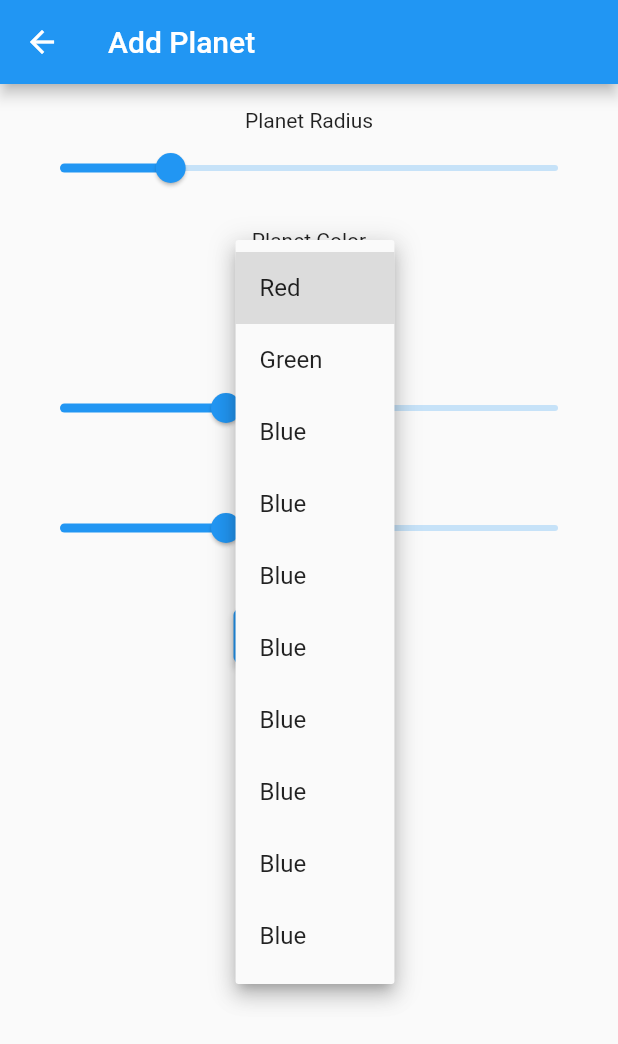
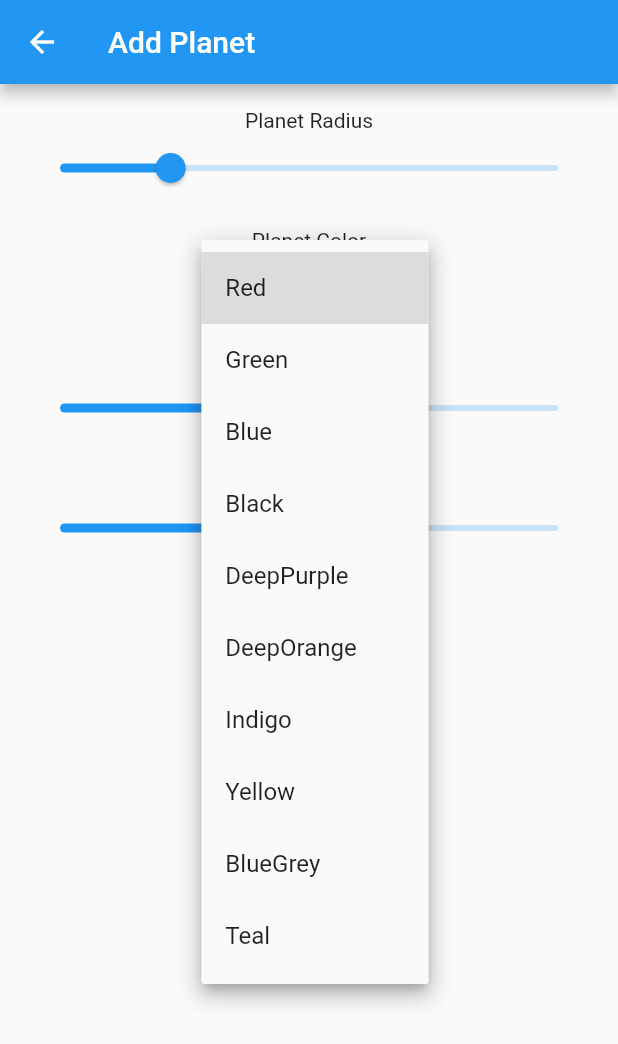
Before and after one commit to sfpavelg/planets_system, a Flutter app: the AddPlanetScreen screen opened directly, after a tap on the "arrow drop down" icon, on a phone screen of 412 x 824 dp. Shown: the top 1044 px of the screen. Run offline on Flutter 3.47's test engine with Material 2 defaults, Android fonts, the phone set to English and light mode, and no system bars.

Commit message:
commit #2 add: Colors

```diff
--- a/lib/data/list_color_options.dart
+++ b/lib/data/list_color_options.dart
@@ -5,12 +5,12 @@ List<ColorOption> colorOptions = [
   ColorOption('Red', Colors.red),
   ColorOption('Green', Colors.green),
   ColorOption('Blue', Colors.blue),
-  ColorOption('Blue', Colors.black),
-  ColorOption('Blue', Colors.deepPurple),
-  ColorOption('Blue', Colors.deepOrange),
-  ColorOption('Blue', Colors.indigo),
-  ColorOption('Blue', Colors.yellow),
-  ColorOption('Blue', Colors.blueGrey),
-  ColorOption('Blue', Colors.teal),
+  ColorOption('Black', Colors.black),
+  ColorOption('DeepPurple', Colors.deepPurple),
+  ColorOption('DeepOrange', Colors.deepOrange),
+  ColorOption('Indigo', Colors.indigo),
+  ColorOption('Yellow', Colors.yellow),
+  ColorOption('BlueGrey', Colors.blueGrey),
+  ColorOption('Teal', Colors.teal),
   // Добавьте больше цветов по вашему усмотрению
 ];
--- a/lib/services/add_planet_screen.dart
+++ b/lib/services/add_planet_screen.dart
@@ -61,7 +61,7 @@ class _AddPlanetScreenState extends State<AddPlanetScreen> {
             Slider(
               value: distance,
               min: 50,
-              max: 200,
+              max: 150,
               onChanged: (newValue) {
                 setState(() {
                   distance = newValue;
```
